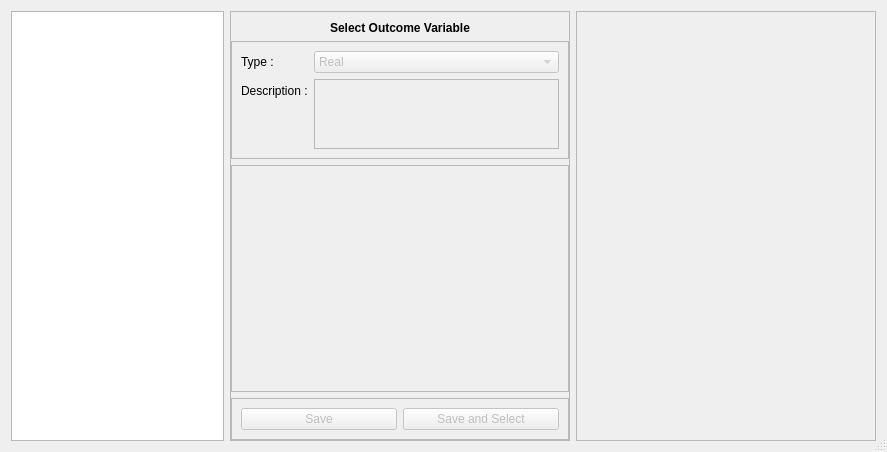
Before: the Qt Designer form braviz/interaction/qt_guis/outcome_select.ui in diego0020/braviz-app, drawn with Qt 5.
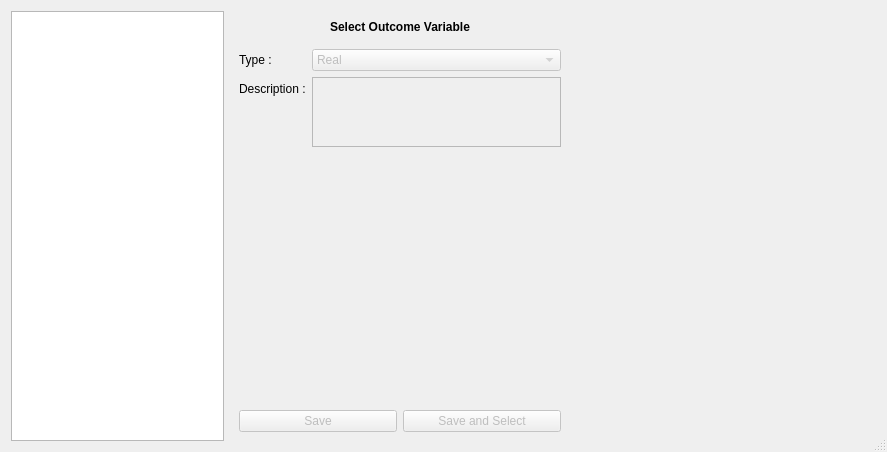
After: the same form once the commit is applied.

What changed in the file:
```diff
--- a/braviz/interaction/qt_guis/outcome_select.ui
+++ b/braviz/interaction/qt_guis/outcome_select.ui
@@ -75,7 +75,7 @@
       </size>
      </property>
      <property name="frameShape">
-      <enum>QFrame::StyledPanel</enum>
+      <enum>QFrame::NoFrame</enum>
      </property>
      <property name="frameShadow">
       <enum>QFrame::Raised</enum>
@@ -115,7 +115,7 @@
       <item>
        <widget class="QFrame" name="frame_2">
         <property name="frameShape">
-         <enum>QFrame::StyledPanel</enum>
+         <enum>QFrame::NoFrame</enum>
         </property>
         <property name="frameShadow">
          <enum>QFrame::Raised</enum>
@@ -180,7 +180,7 @@
          </size>
         </property>
         <property name="frameShape">
-         <enum>QFrame::StyledPanel</enum>
+         <enum>QFrame::NoFrame</enum>
         </property>
         <property name="frameShadow">
          <enum>QFrame::Raised</enum>
@@ -201,7 +201,7 @@
       <item>
        <widget class="QFrame" name="frame_4">
         <property name="frameShape">
-         <enum>QFrame::StyledPanel</enum>
+         <enum>QFrame::NoFrame</enum>
         </property>
         <property name="frameShadow">
          <enum>QFrame::Raised</enum>
@@ -242,7 +242,7 @@
       </size>
      </property>
      <property name="frameShape">
-      <enum>QFrame::StyledPanel</enum>
+      <enum>QFrame::NoFrame</enum>
      </property>
      <property name="frameShadow">
       <enum>QFrame::Raised</enum>
```
